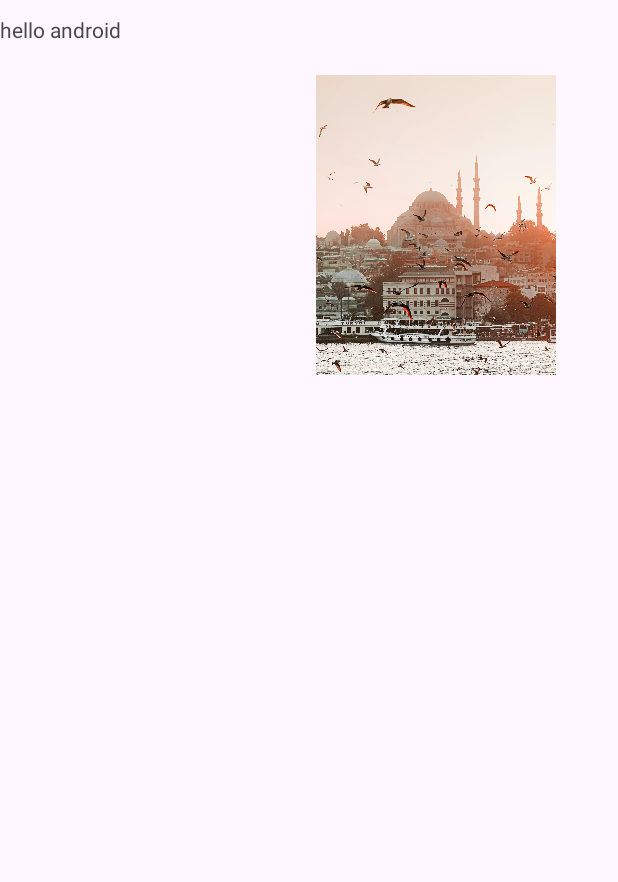
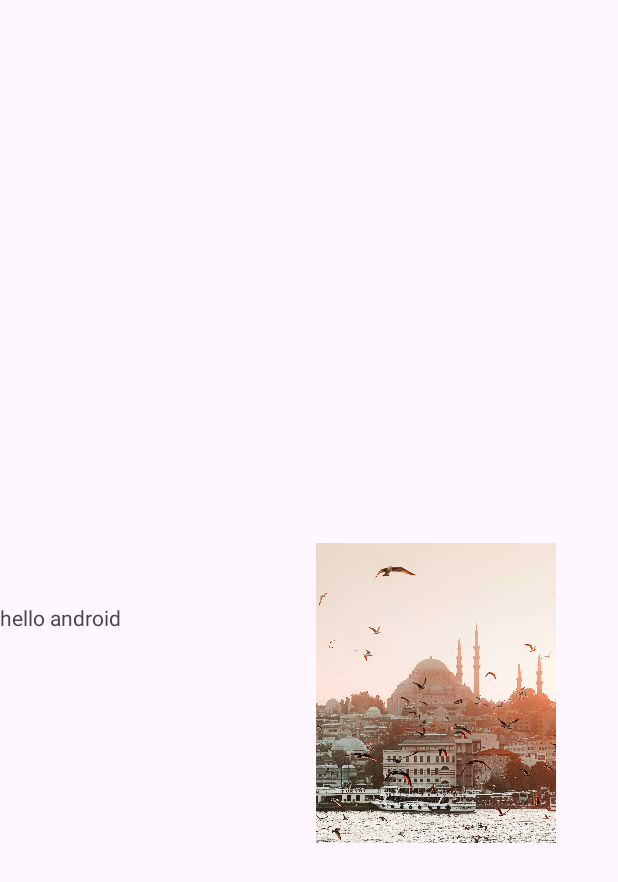
Before and after one commit to eliffvural/KotlinLab, an Android app: the screen it shows after launch (MainActivity), on a phone screen of 412 x 824 dp. Shown: the top 882 px of the screen. Run offline under Robolectric (Android 15) with nearby library versions, the phone set to English and light mode, and no system bars.

Commit message:
layout gravity commits

```diff
--- a/app/src/main/res/layout/activity_main.xml
+++ b/app/src/main/res/layout/activity_main.xml
@@ -13,20 +13,17 @@
         android:layout_width="wrap_content"
         android:layout_height="wrap_content"
         android:text="hello android"
-        app:layout_constraintEnd_toEndOf="@+id/imageView"
-        app:layout_constraintStart_toStartOf="@+id/imageView"
-        app:layout_constraintTop_toBottomOf="@+id/imageView" />
+        android:layout_gravity="center"
+    />
 
     <ImageView
         android:id="@+id/imageView"
         android:layout_width="200dp"
         android:layout_height="200dp"
+        android:layout_gravity="center"
         android:layout_marginStart="110dp"
         android:layout_marginTop="50dp"
         android:layout_marginEnd="110dp"
-        app:layout_constraintEnd_toEndOf="parent"
-        app:layout_constraintStart_toStartOf="parent"
-        app:layout_constraintTop_toTopOf="parent"
         app:srcCompat="@drawable/istanbul" />
 
     <Button
@@ -35,8 +32,6 @@
         android:layout_height="wrap_content"
         android:layout_marginTop="144dp"
         android:text="Save"
-        app:layout_constraintEnd_toEndOf="@+id/imageView"
-        app:layout_constraintStart_toStartOf="@+id/imageView"
-        app:layout_constraintTop_toTopOf="@+id/textView" />
+         />
 
 </LinearLayout>
```
